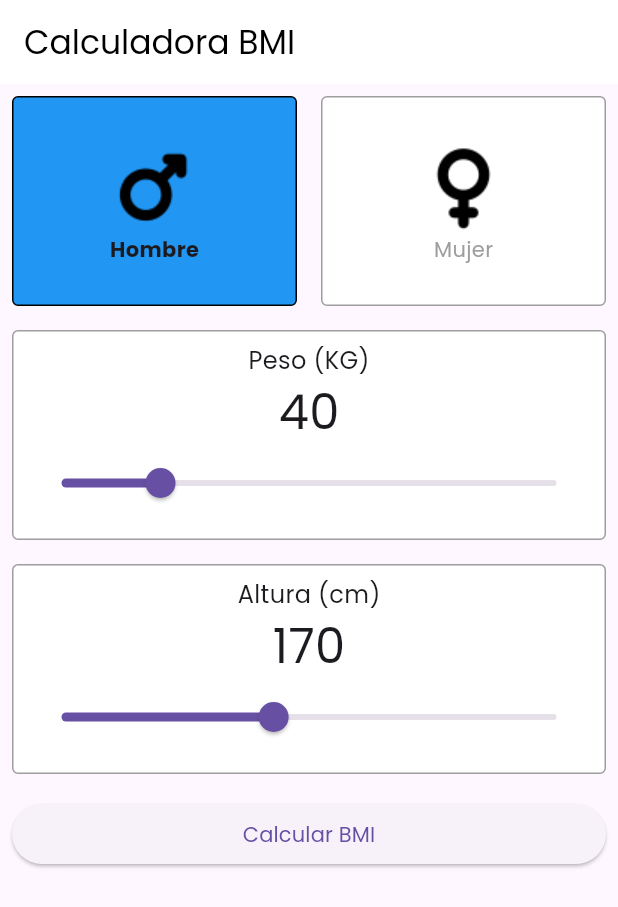
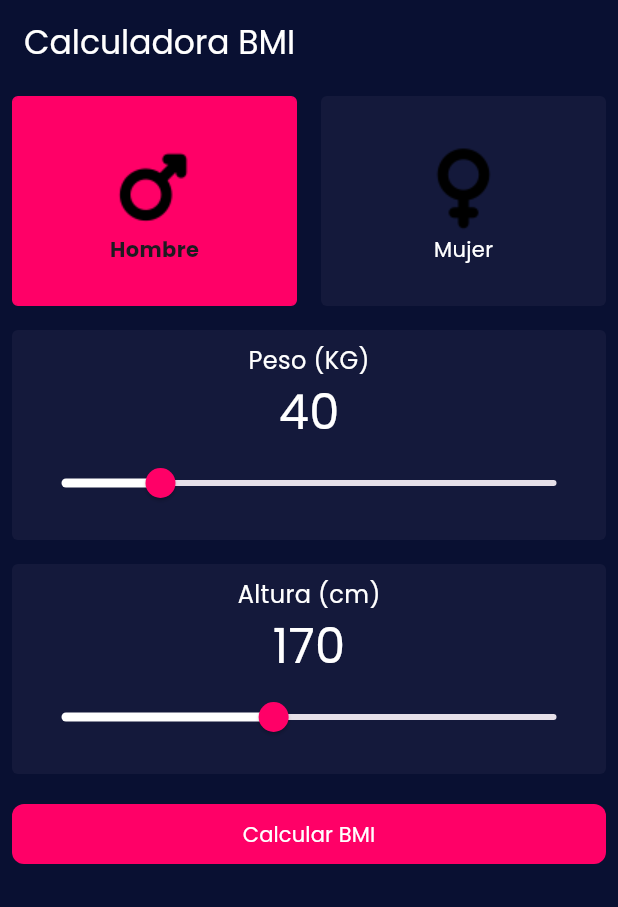
Before and after one commit to paulocrr/codigo4_bmi, a Flutter app: the screen it shows after launch, on a phone screen of 412 x 824 dp. Shown: the top 907 px of the screen. Run offline on Flutter 3.47's test engine with Material 3 defaults, Android fonts, the phone set to English and light mode, and no system bars.

Commit message:
feat: Update colors and design

```diff
--- a/lib/my_home_page.dart
+++ b/lib/my_home_page.dart
@@ -25,12 +25,13 @@ class _MyHomePageState extends State<MyHomePage> {
   @override
   Widget build(BuildContext context) {
     return Scaffold(
+      backgroundColor: Color(0xFF091032),
       appBar: AppBar(
         elevation: 0,
-        backgroundColor: Colors.white,
+        backgroundColor: Color(0xFF091032),
         title: const Text(
           'Calculadora BMI',
-          style: TextStyle(color: Colors.black),
+          style: TextStyle(color: Colors.white),
         ),
       ),
       body: Column(
@@ -59,6 +60,11 @@ class _MyHomePageState extends State<MyHomePage> {
             child: ElevatedButton(
               style: ElevatedButton.styleFrom(
                 minimumSize: const Size.fromHeight(40),
+                backgroundColor: Color(0xFFFF0067),
+                elevation: 0,
+                shape: RoundedRectangleBorder(
+                  borderRadius: BorderRadius.circular(8),
+                ),
               ),
               onPressed: () {
                 setState(() {
@@ -66,19 +72,31 @@ class _MyHomePageState extends State<MyHomePage> {
                   showResult = true;
                 });
               },
-              child: const Text("Calcular BMI"),
+              child: const Text(
+                "Calcular BMI",
+                style: TextStyle(
+                  color: Colors.white,
                 ),
               ),
-          Visibility(
+            ),
+          ),
+          Row(
+            children: [
+              Expanded(
+                child: Visibility(
                   visible: showResult,
                   child: Card(
+                    color: Color(0xFF14193B),
                     child: Padding(
-                padding: const EdgeInsets.all(8.0),
+                      padding: const EdgeInsets.all(16.0),
                       child: Column(
                         children: [
                           Text(
                             "Su indice de masa es ${result.round()}",
-                      style: const TextStyle(fontSize: 24),
+                            style: const TextStyle(
+                              fontSize: 24,
+                              color: Colors.white,
+                            ),
                           ),
                           ShowMessage(result: result),
                         ],
@@ -86,6 +104,9 @@ class _MyHomePageState extends State<MyHomePage> {
                     ),
                   ),
                 ),
+              ),
+            ],
+          ),
         ],
       ),
     );
--- a/lib/widgets/image_card.dart
+++ b/lib/widgets/image_card.dart
@@ -20,8 +20,8 @@ class ImageCard extends StatelessWidget {
     return GestureDetector(
       onTap: onPressed,
       child: CustomCard(
-        backgroundColor: isSelected ? Colors.blue : Colors.white,
-        borderColor: isSelected ? Colors.black : Colors.grey,
+        backgroundColor: isSelected ? Color(0xFFFF0067) : Color(0xFF14193B),
+        borderColor: isSelected ? Color(0xFFFF0067) : Colors.transparent,
         child: Column(
           mainAxisAlignment: MainAxisAlignment.center,
           children: [
@@ -32,7 +32,7 @@ class ImageCard extends StatelessWidget {
                   ? const TextStyle(fontWeight: FontWeight.bold)
                   : const TextStyle(
                       fontWeight: FontWeight.normal,
-                      color: Colors.grey,
+                      color: Colors.white,
                     ),
             ),
           ],
--- a/lib/widgets/slider_card.dart
+++ b/lib/widgets/slider_card.dart
@@ -34,22 +34,32 @@ class _SliderCardState extends State<SliderCard> {
   @override
   Widget build(BuildContext context) {
     return CustomCard(
+      borderColor: Colors.transparent,
+      backgroundColor: Color(0xFF14193B),
       child: Padding(
         padding: const EdgeInsets.all(8.0),
         child: Column(
           children: [
             Text(
               widget.title,
-              style: const TextStyle(fontSize: 16),
+              style: const TextStyle(
+                fontSize: 16,
+                color: Colors.white,
+              ),
             ),
             Text(
               '${currentValue.round()}',
-              style: const TextStyle(fontSize: 32),
+              style: const TextStyle(
+                fontSize: 32,
+                color: Colors.white,
+              ),
             ),
             Slider(
               min: widget.min,
               max: widget.max,
               value: currentValue,
+              activeColor: Colors.white,
+              thumbColor: Color(0xFFFF0067),
               onChanged: (value) {
                 setState(() {
                   currentValue = value;
```
Lines whose indentation alone changed are shown as unchanged.
